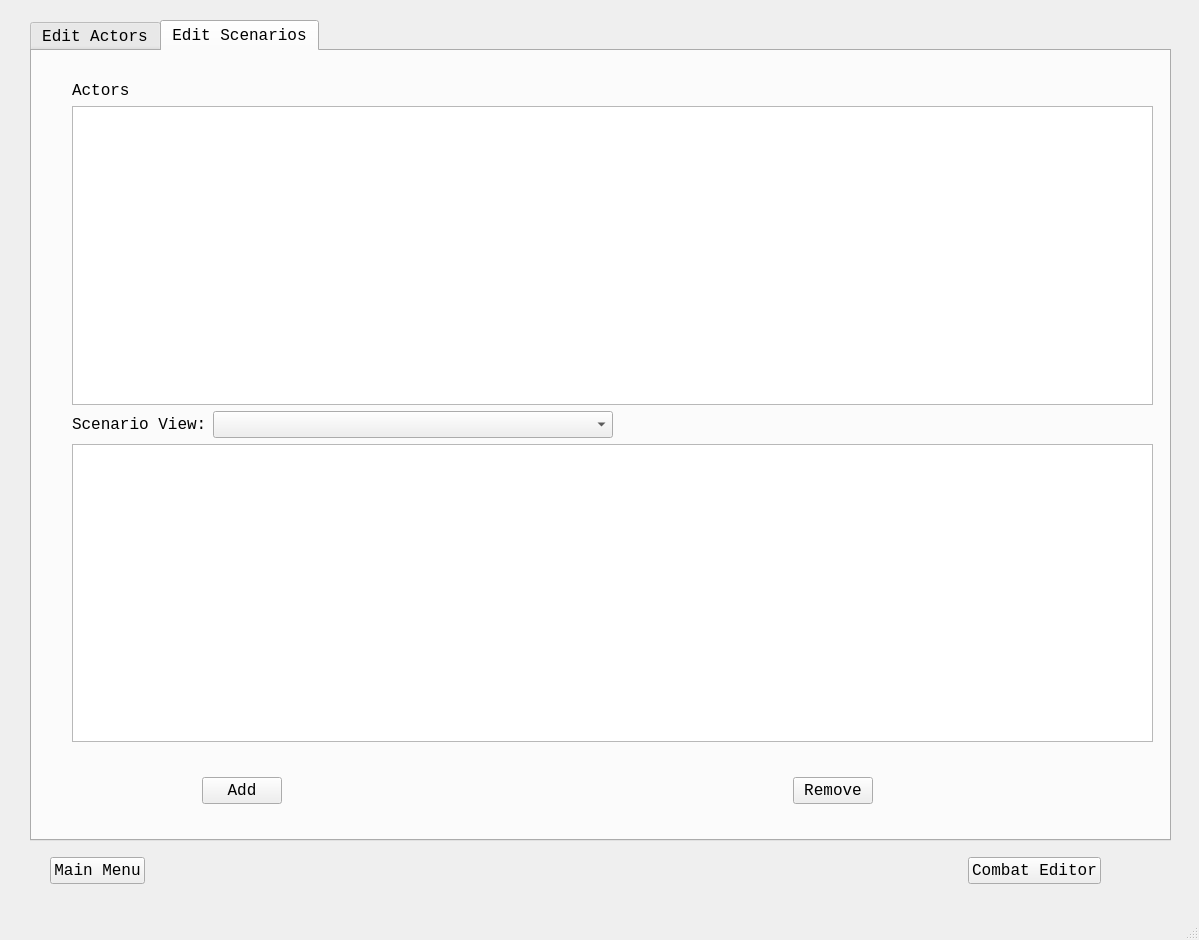
Qt form Dnd-Combat-Tracker/mainwindow.ui (taintedbones/Dnd-Combat-Tracker) before a commit.
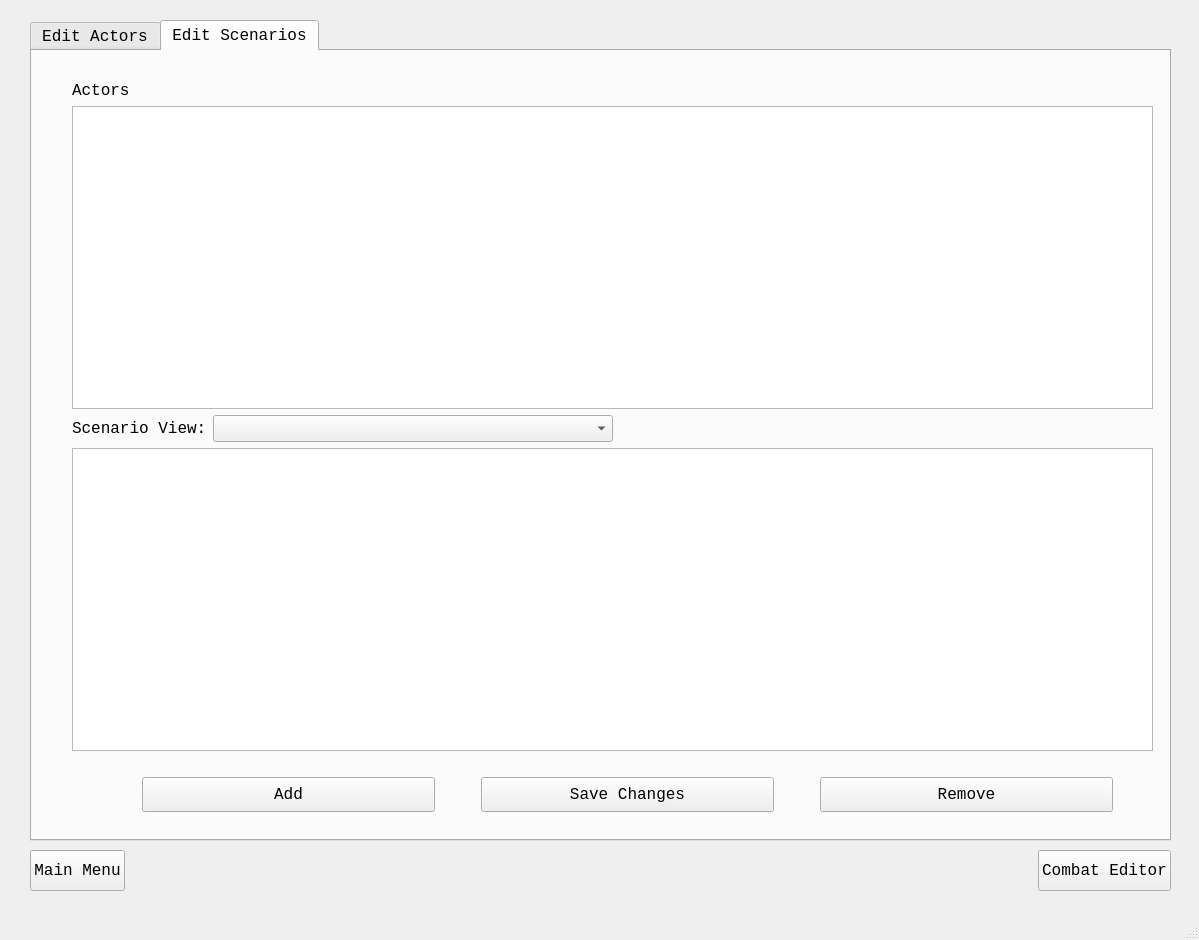
The same form after that commit. The open tabs and pages were chosen to show the change.

Commit message:
db options ui changes
- Added "Save Changes" button to scenario edit tab
- Added actor search method for actor edit tab

combat edit page:
- Moved actor type combobox to top right of page & replaced original location with combat scenario combobox

The edit to the form file:
```diff
--- a/Dnd-Combat-Tracker/mainwindow.ui
+++ b/Dnd-Combat-Tracker/mainwindow.ui
@@ -1160,7 +1160,7 @@
           <x>40</x>
           <y>30</y>
           <width>1081</width>
-          <height>661</height>
+          <height>731</height>
          </rect>
         </property>
         <layout class="QVBoxLayout" name="verticalLayout_12">
@@ -1250,20 +1250,54 @@
            </attribute>
           </widget>
          </item>
-        </layout>
-       </widget>
-       <widget class="QWidget" name="horizontalLayoutWidget_4">
-        <property name="geometry">
-         <rect>
-          <x>170</x>
-          <y>700</y>
-          <width>671</width>
-          <height>80</height>
-         </rect>
-        </property>
+         <item>
+          <spacer name="verticalSpacer">
+           <property name="orientation">
+            <enum>Qt::Vertical</enum>
+           </property>
+           <property name="sizeType">
+            <enum>QSizePolicy::Fixed</enum>
+           </property>
+           <property name="sizeHint" stdset="0">
+            <size>
+             <width>10</width>
+             <height>20</height>
+            </size>
+           </property>
+          </spacer>
+         </item>
+         <item>
         <layout class="QHBoxLayout" name="horizontalLayout_8">
+           <item>
+            <spacer name="horizontalSpacer_11">
+             <property name="orientation">
+              <enum>Qt::Horizontal</enum>
+             </property>
+             <property name="sizeType">
+              <enum>QSizePolicy::Preferred</enum>
+             </property>
+             <property name="sizeHint" stdset="0">
+              <size>
+               <width>70</width>
+               <height>20</height>
+              </size>
+             </property>
+            </spacer>
+           </item>
          <item>
           <widget class="QPushButton" name="add_editScenario_pushButton">
+             <property name="sizePolicy">
+              <sizepolicy hsizetype="Preferred" vsizetype="Fixed">
+               <horstretch>0</horstretch>
+               <verstretch>1</verstretch>
+              </sizepolicy>
+             </property>
+             <property name="minimumSize">
+              <size>
+               <width>37</width>
+               <height>35</height>
+              </size>
+             </property>
            <property name="sizeIncrement">
             <size>
              <width>5</width>
@@ -1275,13 +1309,48 @@
            </property>
           </widget>
          </item>
+           <item>
+            <spacer name="horizontalSpacer_10">
+             <property name="orientation">
+              <enum>Qt::Horizontal</enum>
+             </property>
+             <property name="sizeType">
+              <enum>QSizePolicy::Preferred</enum>
+             </property>
+             <property name="sizeHint" stdset="0">
+              <size>
+               <width>40</width>
+               <height>20</height>
+              </size>
+             </property>
+            </spacer>
+           </item>
+           <item>
+            <widget class="QPushButton" name="saveChanges_editScenario_pushButton">
+             <property name="sizePolicy">
+              <sizepolicy hsizetype="Preferred" vsizetype="Preferred">
+               <horstretch>0</horstretch>
+               <verstretch>0</verstretch>
+              </sizepolicy>
+             </property>
+             <property name="sizeIncrement">
+              <size>
+               <width>0</width>
+               <height>4</height>
+              </size>
+             </property>
+             <property name="text">
+              <string>Save Changes</string>
+             </property>
+            </widget>
+           </item>
          <item>
           <spacer name="horizontalSpacer_2">
            <property name="orientation">
             <enum>Qt::Horizontal</enum>
            </property>
            <property name="sizeType">
-            <enum>QSizePolicy::Expanding</enum>
+              <enum>QSizePolicy::Preferred</enum>
            </property>
            <property name="sizeHint" stdset="0">
             <size>
@@ -1294,7 +1363,7 @@
          <item>
           <widget class="QPushButton" name="remove_editScenario_pushButton">
            <property name="sizePolicy">
-            <sizepolicy hsizetype="Fixed" vsizetype="Fixed">
+              <sizepolicy hsizetype="Preferred" vsizetype="Preferred">
              <horstretch>0</horstretch>
              <verstretch>0</verstretch>
             </sizepolicy>
@@ -1316,6 +1385,24 @@
            </property>
           </widget>
          </item>
+           <item>
+            <spacer name="horizontalSpacer_12">
+             <property name="orientation">
+              <enum>Qt::Horizontal</enum>
+             </property>
+             <property name="sizeType">
+              <enum>QSizePolicy::Preferred</enum>
+             </property>
+             <property name="sizeHint" stdset="0">
+              <size>
+               <width>40</width>
+               <height>20</height>
+              </size>
+             </property>
+            </spacer>
+           </item>
+          </layout>
+         </item>
         </layout>
        </widget>
       </widget>
@@ -1323,15 +1410,21 @@
      <widget class="QWidget" name="horizontalLayoutWidget">
       <property name="geometry">
        <rect>
-        <x>20</x>
+        <x>0</x>
         <y>850</y>
-        <width>1051</width>
+        <width>1141</width>
         <height>41</height>
        </rect>
       </property>
       <layout class="QHBoxLayout" name="horizontalLayout">
        <item>
         <widget class="QPushButton" name="mainMenu_pushButton">
+         <property name="sizePolicy">
+          <sizepolicy hsizetype="Minimum" vsizetype="Preferred">
+           <horstretch>0</horstretch>
+           <verstretch>0</verstretch>
+          </sizepolicy>
+         </property>
          <property name="text">
           <string>Main Menu</string>
          </property>
@@ -1352,6 +1445,12 @@
        </item>
        <item>
         <widget class="QPushButton" name="combatEditor_pushButton">
+         <property name="sizePolicy">
+          <sizepolicy hsizetype="Minimum" vsizetype="Preferred">
+           <horstretch>0</horstretch>
+           <verstretch>0</verstretch>
+          </sizepolicy>
+         </property>
          <property name="text">
           <string>Combat Editor</string>
          </property>
```
Left out of the diff: 142 changed lines with no effect on the pictures. Lines whose indentation alone changed are shown as unchanged.
